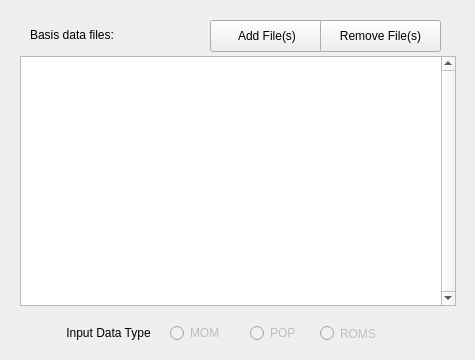
First picture: the form in apps/fcwizard/ui/Page2.ui, repository yyr/vapor, before the edit.
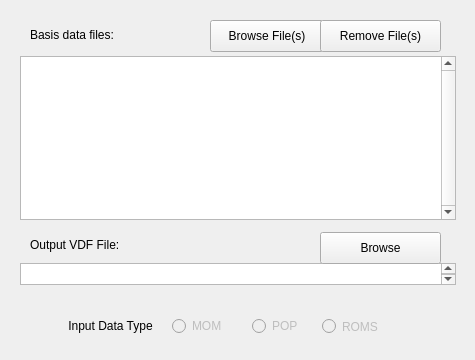
Second picture: the form after the edit.

The edit to the form file:
```diff
--- a/apps/fcwizard/ui/Page2.ui
+++ b/apps/fcwizard/ui/Page2.ui
@@ -19,8 +19,8 @@
    </property>
    <property name="geometry">
     <rect>
-     <x>320</x>
-     <y>323</y>
+     <x>322</x>
+     <y>316</y>
      <width>61</width>
      <height>21</height>
     </rect>
@@ -41,7 +41,7 @@
      <x>20</x>
      <y>56</y>
      <width>436</width>
-     <height>250</height>
+     <height>164</height>
     </rect>
    </property>
    <property name="verticalScrollBarPolicy">
@@ -54,8 +54,8 @@
   <widget class="QLabel" name="label_8">
    <property name="geometry">
     <rect>
-     <x>63</x>
-     <y>317</y>
+     <x>65</x>
+     <y>310</y>
      <width>91</width>
      <height>31</height>
     </rect>
@@ -83,7 +83,7 @@
     </rect>
    </property>
    <property name="text">
-    <string>Add File(s)</string>
+    <string>Browse File(s)</string>
    </property>
   </widget>
   <widget class="QRadioButton" name="momRadioButton">
@@ -92,8 +92,8 @@
    </property>
    <property name="geometry">
     <rect>
-     <x>170</x>
-     <y>323</y>
+     <x>172</x>
+     <y>316</y>
      <width>61</width>
      <height>20</height>
     </rect>
@@ -140,8 +140,8 @@
    </property>
    <property name="geometry">
     <rect>
-     <x>250</x>
-     <y>323</y>
+     <x>252</x>
+     <y>316</y>
      <width>61</width>
      <height>20</height>
     </rect>
@@ -153,6 +153,42 @@
     <string>POP</string>
    </property>
   </widget>
+  <widget class="QTextEdit" name="outputVDFtext">
+   <property name="geometry">
+    <rect>
+     <x>20</x>
+     <y>263</y>
+     <width>436</width>
+     <height>22</height>
+    </rect>
+   </property>
+  </widget>
+  <widget class="QLabel" name="vdfLabel">
+   <property name="geometry">
+    <rect>
+     <x>30</x>
+     <y>237</y>
+     <width>101</width>
+     <height>16</height>
+    </rect>
+   </property>
+   <property name="text">
+    <string>Output VDF File:</string>
+   </property>
+  </widget>
+  <widget class="QPushButton" name="browseOutputVdfFile">
+   <property name="geometry">
+    <rect>
+     <x>320</x>
+     <y>232</y>
+     <width>121</width>
+     <height>32</height>
+    </rect>
+   </property>
+   <property name="text">
+    <string>Browse</string>
+   </property>
+  </widget>
  </widget>
  <resources/>
  <connections/>
```
